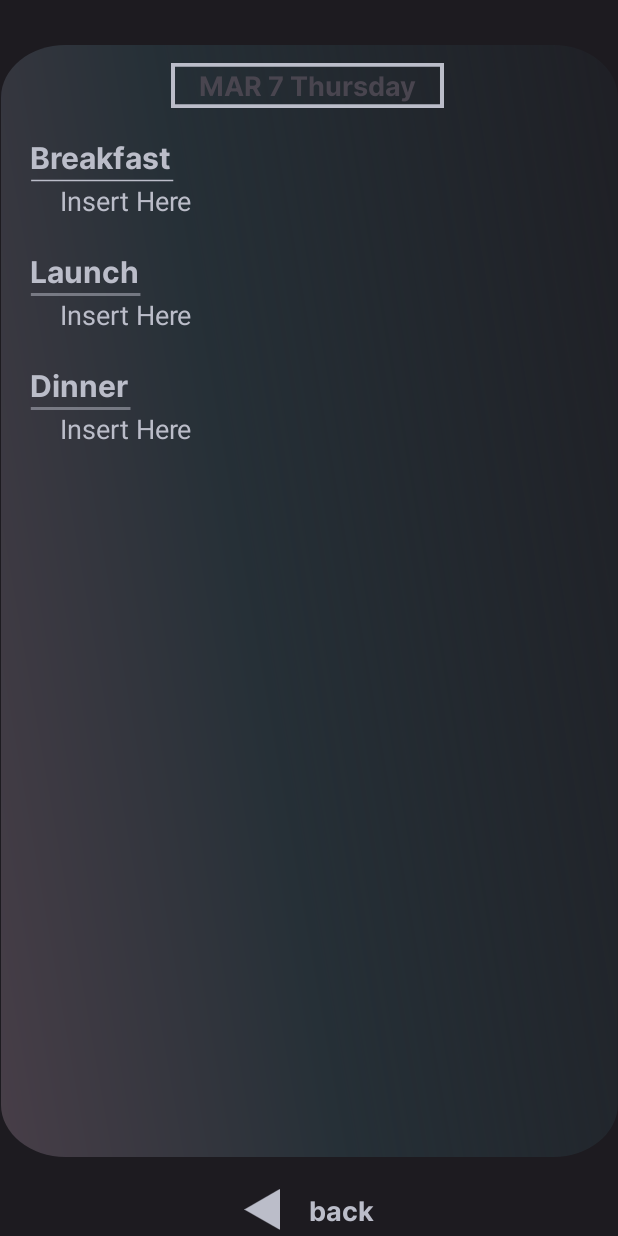
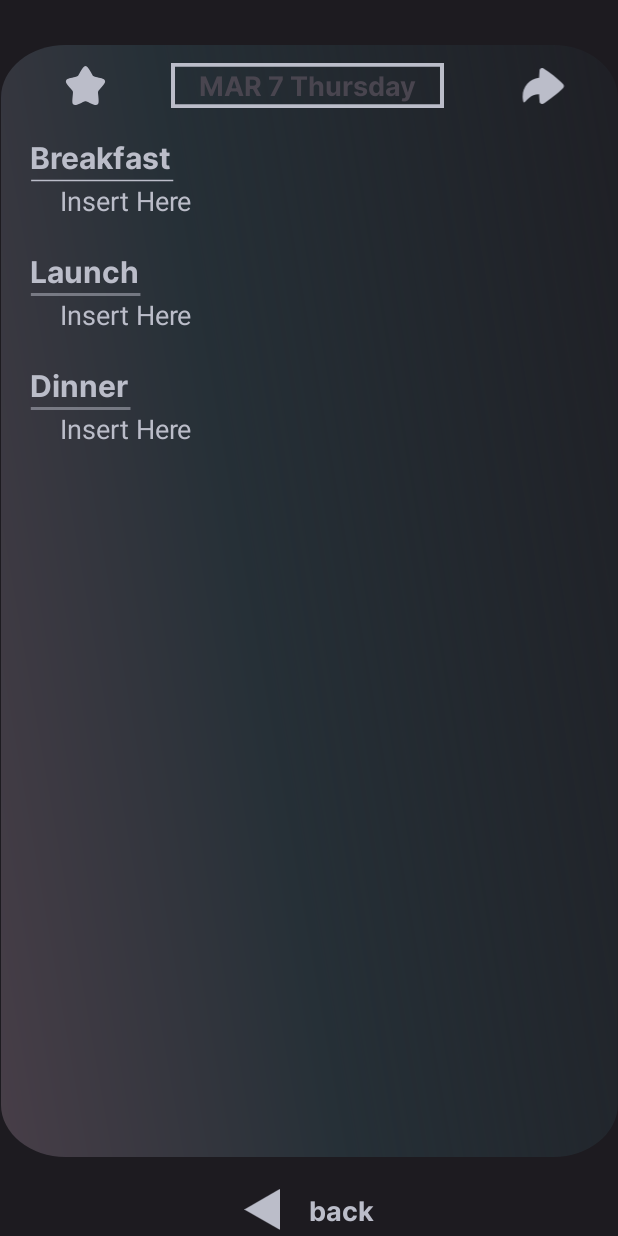
Before and after one commit to JuicyTomato/Planeat, an Android app built with Jetpack Compose: the screen it shows after launch (PlanningEats), after a tap on an icon or button, on a phone screen of 412 x 824 dp. Run offline under Robolectric (Android 15) with nearby library versions, the phone set to English and light mode, and no system bars; our stand-ins replace Room's generated code.

Commit message:
Aggiunto UI star, ora rendo SpecialEvent -> UI

```diff
--- a/app/src/main/java/com/example/planeat/PlanningEats.kt
+++ b/app/src/main/java/com/example/planeat/PlanningEats.kt
@@ -3,13 +3,13 @@ package com.example.planeat
 import android.annotation.SuppressLint
 import android.app.ActivityOptions
 import android.content.Intent
-import android.os.Build
 import android.os.Bundle
 import android.util.Log
 import android.view.Gravity
 import android.view.View
 import android.widget.Button
 import android.widget.EditText
+import android.widget.ImageView
 import android.widget.LinearLayout
 import android.widget.TextView
 import androidx.appcompat.app.AlertDialog
@@ -23,10 +23,6 @@ import com.example.planeat.provaRoom.RecipeWithIngredient
 import kotlinx.coroutines.Dispatchers
 import kotlinx.coroutines.launch
 import kotlinx.coroutines.withContext
-import java.text.SimpleDateFormat
-import java.time.LocalDateTime
-import java.time.format.DateTimeFormatter
-import java.util.Date
 
 
 class PlanningEats : AppCompatActivity() {
@@ -54,6 +50,7 @@ class PlanningEats : AppCompatActivity() {
         ).build()
     }
 
+    private var starState = false
 
     private lateinit var alertDialog: AlertDialog
     private lateinit var viewBLD: TextView
@@ -71,6 +68,20 @@ class PlanningEats : AppCompatActivity() {
     override fun onCreate(savedInstanceState: Bundle?) {
         super.onCreate(savedInstanceState)
         setContentView(R.layout.planning_eats)
+
+
+        val star = findViewById<ImageView>(R.id.star)
+        star.setOnClickListener {
+            starState = if(starState) {
+                star.setImageResource(R.drawable.star_gray)
+                false
+            } else {
+                star.setImageResource(R.drawable.star_gold)
+                true
+            }
+        }
+
+
 
         val backButton = findViewById<Button>(R.id.backButton)
 
--- /dev/null
+++ b/app/src/main/res/drawable/share.xml
@@ -0,0 +1,12 @@
+<vector xmlns:android="http://schemas.android.com/apk/res/android"
+    android:width="800dp"
+    android:height="800dp"
+    android:viewportWidth="24"
+    android:viewportHeight="24">
+  <path
+      android:pathData="M10.114,4.491L9.911,7.635L9.891,8.052L9.801,8.061C5.363,8.583 2,12.367 2,17C2,17.457 2.034,17.91 2.102,18.357C2.381,20.202 2.591,20.381 3.874,18.855C4.19,18.479 4.542,18.144 4.914,17.825C6.25,16.722 7.906,16.079 9.668,16.007L9.894,16.002L9.955,17.231L10.122,19.576C10.201,20.38 11.047,20.929 11.825,20.49C12.177,20.292 12.52,20.081 12.864,19.871C14.652,18.752 16.325,17.467 17.955,16.132C18.915,15.333 19.756,14.574 20.471,13.884C20.801,13.561 21.13,13.238 21.45,12.904C21.912,12.42 21.958,11.619 21.474,11.112C20.36,9.947 18.786,8.488 16.827,6.94C15.239,5.698 13.597,4.538 11.857,3.519C11.02,3.042 10.19,3.696 10.114,4.491Z"
+      android:strokeWidth="1"
+      android:fillColor="#BBBDC9"
+      android:fillType="nonZero"
+      android:strokeColor="#00000000"/>
+</vector>
--- /dev/null
+++ b/app/src/main/res/drawable/star_gold.xml
@@ -0,0 +1,10 @@
+<vector xmlns:android="http://schemas.android.com/apk/res/android"
+    android:width="800dp"
+    android:height="800dp"
+    android:viewportWidth="24"
+    android:viewportHeight="24">
+  <path
+      android:pathData="M9.153,5.408C10.42,3.136 11.053,2 12,2C12.947,2 13.58,3.136 14.847,5.408L15.175,5.996C15.535,6.642 15.714,6.965 15.995,7.178C16.276,7.391 16.625,7.47 17.324,7.628L17.961,7.772C20.42,8.329 21.65,8.607 21.943,9.548C22.235,10.489 21.397,11.469 19.72,13.43L19.286,13.937C18.81,14.494 18.571,14.773 18.464,15.118C18.357,15.462 18.393,15.834 18.465,16.578L18.531,17.254C18.784,19.871 18.911,21.179 18.145,21.76C17.379,22.342 16.227,21.812 13.924,20.751L13.328,20.477C12.674,20.176 12.347,20.025 12,20.025C11.653,20.025 11.326,20.176 10.672,20.477L10.076,20.751C7.773,21.812 6.621,22.342 5.855,21.76C5.089,21.179 5.216,19.871 5.469,17.254L5.535,16.578C5.607,15.834 5.643,15.462 5.536,15.118C5.429,14.773 5.19,14.494 4.714,13.937L4.28,13.43C2.603,11.469 1.765,10.489 2.057,9.548C2.35,8.607 3.58,8.329 6.04,7.772L6.676,7.628C7.375,7.47 7.724,7.391 8.005,7.178C8.286,6.965 8.466,6.642 8.825,5.996L9.153,5.408Z"
+      android:strokeWidth="0.00024000000000000003"
+      android:fillColor="#D8BF95"/>
+</vector>
--- /dev/null
+++ b/app/src/main/res/drawable/star_gray.xml
@@ -0,0 +1,10 @@
+<vector xmlns:android="http://schemas.android.com/apk/res/android"
+    android:width="800dp"
+    android:height="800dp"
+    android:viewportWidth="24"
+    android:viewportHeight="24">
+  <path
+      android:pathData="M9.153,5.408C10.42,3.136 11.053,2 12,2C12.947,2 13.58,3.136 14.847,5.408L15.175,5.996C15.535,6.642 15.714,6.965 15.995,7.178C16.276,7.391 16.625,7.47 17.324,7.628L17.961,7.772C20.42,8.329 21.65,8.607 21.943,9.548C22.235,10.489 21.397,11.469 19.72,13.43L19.286,13.937C18.81,14.494 18.571,14.773 18.464,15.118C18.357,15.462 18.393,15.834 18.465,16.578L18.531,17.254C18.784,19.871 18.911,21.179 18.145,21.76C17.379,22.342 16.227,21.812 13.924,20.751L13.328,20.477C12.674,20.176 12.347,20.025 12,20.025C11.653,20.025 11.326,20.176 10.672,20.477L10.076,20.751C7.773,21.812 6.621,22.342 5.855,21.76C5.089,21.179 5.216,19.871 5.469,17.254L5.535,16.578C5.607,15.834 5.643,15.462 5.536,15.118C5.429,14.773 5.19,14.494 4.714,13.937L4.28,13.43C2.603,11.469 1.765,10.489 2.057,9.548C2.35,8.607 3.58,8.329 6.04,7.772L6.676,7.628C7.375,7.47 7.724,7.391 8.005,7.178C8.286,6.965 8.466,6.642 8.825,5.996L9.153,5.408Z"
+      android:strokeWidth="0.00024000000000000003"
+      android:fillColor="#BBBDC9"/>
+</vector>
--- a/app/src/main/res/layout/planning_eats.xml
+++ b/app/src/main/res/layout/planning_eats.xml
@@ -42,17 +42,41 @@
 
     </TextView>
 
+    <ImageView
+        android:id="@+id/star"
+        android:layout_width="46dp"
+        android:layout_height="31dp"
+        android:src="@drawable/star_gray"
+        app:layout_constraintBottom_toBottomOf="@+id/provolone"
+        app:layout_constraintEnd_toStartOf="@+id/provolone"
+        app:layout_constraintStart_toStartOf="parent"
+        app:layout_constraintTop_toTopOf="@+id/provolone"
+        android:clickable="true"
+        android:focusable="true">
+
+    </ImageView>
 
 
+    <ImageView
+        android:layout_width="46dp"
+        android:layout_height="33dp"
+        android:src="@drawable/share"
+        app:layout_constraintBottom_toBottomOf="@+id/provolone"
+        app:layout_constraintEnd_toEndOf="parent"
+        app:layout_constraintHorizontal_bias="0.615"
+        app:layout_constraintStart_toEndOf="@+id/provolone"
+        app:layout_constraintTop_toTopOf="@+id/provolone">
 
+    </ImageView>
 
     <ScrollView
+        android:id="@+id/scrollView4"
         android:layout_width="match_parent"
         android:layout_height="match_parent"
+        android:layout_marginStart="20dp"
+        android:layout_marginTop="90dp"
+        android:layout_marginEnd="20dp"
         android:layout_marginBottom="55dp"
-        android:layout_marginTop="90dp"
-        android:layout_marginStart="20dp"
-        android:layout_marginEnd="20dp"
         android:gravity="top|start"
         app:layout_constraintBottom_toBottomOf="@id/sfondo"
         app:layout_constraintEnd_toEndOf="@+id/sfondo"
@@ -70,11 +94,10 @@
                 android:id="@+id/breakfast"
                 android:layout_width="match_parent"
                 android:layout_height="match_parent"
+                android:fontFamily="@font/relay_inter_bold"
                 android:text="@string/breakfast"
-                android:textSize="20sp"
                 android:textColor="@color/textColor"
-                android:fontFamily="@font/relay_inter_bold">
-            </TextView>
+                android:textSize="20sp"></TextView>
 
             <ImageView
                 android:layout_width="wrap_content"
@@ -87,21 +110,21 @@
                 android:id="@+id/small1"
                 android:layout_width="match_parent"
                 android:layout_height="wrap_content"
-            android:orientation="vertical"
                 android:layout_marginStart="20dp"
+                android:layout_marginBottom="20dp"
                 android:clickable="true"
-            android:layout_marginBottom="20dp"
+                android:focusable="true"
                 android:onClick="onClickBreakfast"
-            android:focusable="true">
+                android:orientation="vertical">
 
                 <!-- fallo editable, così la modifica della ricetta la fai tenendo premuto-->
                 <TextView
                     android:id="@+id/breakfastID"
                     android:layout_width="wrap_content"
                     android:layout_height="wrap_content"
-                android:textSize="18sp"
                     android:hint="Insert Here"
-                android:textColorHint="@color/textColor">
+                    android:textColorHint="@color/textColor"
+                    android:textSize="18sp">
 
                 </TextView>
 
@@ -111,36 +134,34 @@
                 android:id="@+id/launch"
                 android:layout_width="match_parent"
                 android:layout_height="match_parent"
+                android:fontFamily="@font/relay_inter_bold"
                 android:text="@string/launch"
-                android:textSize="20sp"
                 android:textColor="@color/textColor"
-                android:fontFamily="@font/relay_inter_bold">
-            </TextView>
+                android:textSize="20sp"></TextView>
 
             <ImageView
                 android:layout_width="74dp"
                 android:layout_height="wrap_content"
-                android:src="@drawable/breakfast_line">
-            </ImageView>
+                android:src="@drawable/breakfast_line"></ImageView>
 
             <LinearLayout
                 android:id="@+id/small2"
                 android:layout_width="match_parent"
                 android:layout_height="wrap_content"
-                android:orientation="vertical"
                 android:layout_marginStart="20dp"
+                android:layout_marginBottom="20dp"
                 android:clickable="true"
-                android:layout_marginBottom="20dp"
+                android:focusable="true"
                 android:onClick="onClickLaunch"
-                android:focusable="true">
+                android:orientation="vertical">
 
                 <TextView
                     android:id="@+id/launchID"
                     android:layout_width="wrap_content"
                     android:layout_height="wrap_content"
-                    android:textSize="18sp"
                     android:hint="Insert Here"
-                    android:textColorHint="@color/textColor">
+                    android:textColorHint="@color/textColor"
+                    android:textSize="18sp">
 
                 </TextView>
 
@@ -151,36 +172,34 @@
                 android:id="@+id/dinner"
                 android:layout_width="match_parent"
                 android:layout_height="match_parent"
+                android:fontFamily="@font/relay_inter_bold"
                 android:text="@string/dinner"
-                android:textSize="20sp"
                 android:textColor="@color/textColor"
-                android:fontFamily="@font/relay_inter_bold">
-            </TextView>
+                android:textSize="20sp"></TextView>
 
             <ImageView
                 android:layout_width="67dp"
                 android:layout_height="wrap_content"
-                android:src="@drawable/breakfast_line">
-            </ImageView>
+                android:src="@drawable/breakfast_line"></ImageView>
 
             <LinearLayout
                 android:id="@+id/small3"
                 android:layout_width="match_parent"
                 android:layout_height="wrap_content"
-                android:orientation="vertical"
                 android:layout_marginStart="20dp"
+                android:layout_marginBottom="20dp"
                 android:clickable="true"
-                android:layout_marginBottom="20dp"
+                android:focusable="true"
                 android:onClick="onClickDinner"
-                android:focusable="true">
+                android:orientation="vertical">
 
                 <TextView
                     android:id="@+id/dinnerID"
                     android:layout_width="wrap_content"
                     android:layout_height="wrap_content"
-                    android:textSize="18sp"
                     android:hint="Insert Here"
-                    android:textColorHint="@color/textColor">
+                    android:textColorHint="@color/textColor"
+                    android:textSize="18sp">
 
                 </TextView>
 
```
Lines whose indentation alone changed are shown as unchanged.
